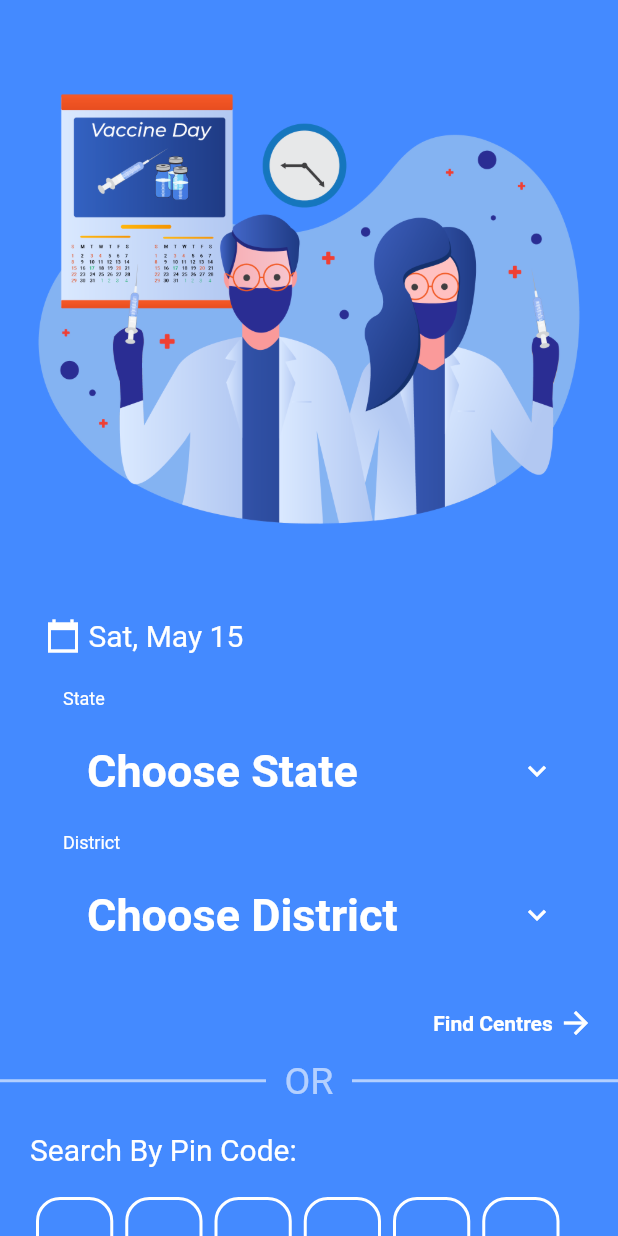
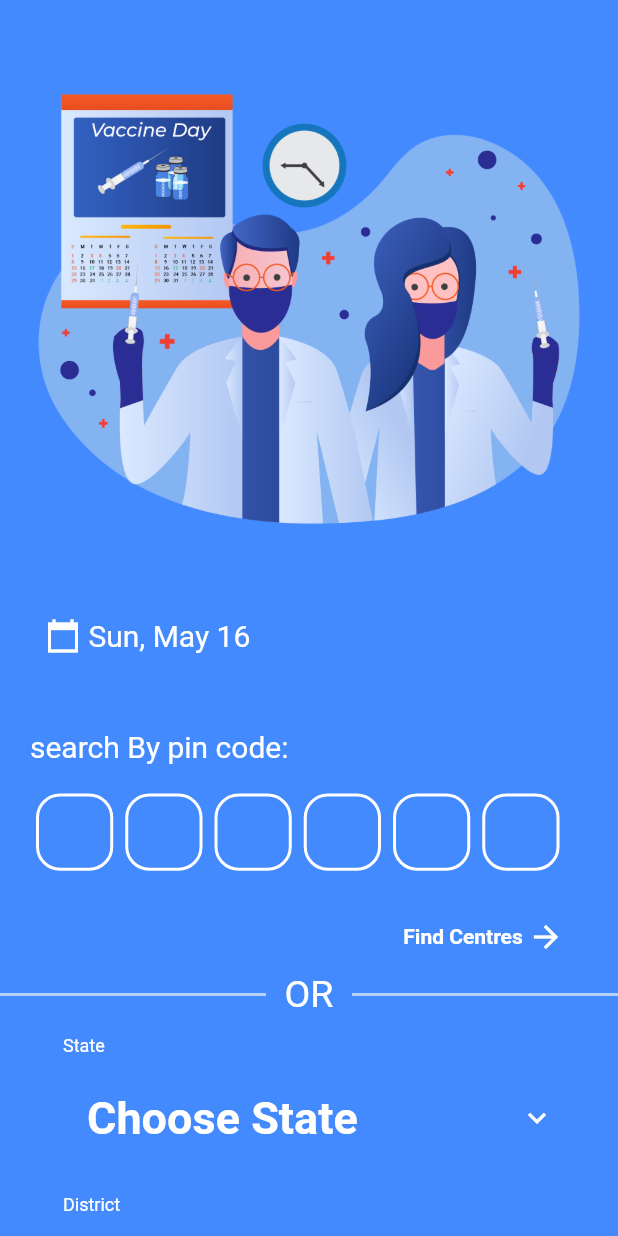
Before and after one commit to prayantgupta15/cowin, a Flutter app: the screen it shows after launch, on a phone screen of 412 x 824 dp. Run offline on Flutter 3.47's test engine with Material 2 defaults, Android fonts, the phone set to English and light mode, and no system bars; drawn by our look-alikes of dropdown_search, pin_code_text_field; network calls fail.

Commit message:
Fixed UI

```diff
--- a/lib/InputScreen.dart
+++ b/lib/InputScreen.dart
@@ -1,4 +1,3 @@
-import 'package:autocomplete_textfield/autocomplete_textfield.dart';
 import 'package:cowin/Models/DisctrictsModel.dart';
 import 'package:cowin/Models/IndStateModel.dart';
 import 'package:cowin/homePage.dart';
@@ -17,46 +16,19 @@ class InputScreen extends StatefulWidget {
 class _InputScreenState extends State<InputScreen> {
   TextEditingController stateController = new TextEditingController();
   TextEditingController districtController = new TextEditingController();
-  TextEditingController controller = TextEditingController(text: "");
-
-  GlobalKey<AutoCompleteTextFieldState<StatesModel>> key = new GlobalKey();
-  GlobalKey<AutoCompleteTextFieldState<DistrictBlockModel>> key2 =
-      new GlobalKey();
-
-  StatesModel selectedStatesModel =
-      StatesModel(stateName: 'Choose State', stateId: null);
-  // String selectedStateid;
-  // String selectedStateName;
-
-  // String selectedDate;
-  // String selectDay;
-  DateTime date = DateTime.now();
+  TextEditingController pinController = TextEditingController(text: "");
+  StatesModel selectedStatesModel = StatesModel(stateName: 'Choose State', stateId: null);
+  final _formKey1 = GlobalKey<FormState>();
+  bool pinError = false;
+  DateTime selectedDate = DateTime.now().add(Duration(days: 1));
 
   String getDate(DateTime dateTime) {
-    List<String> month = [
-      'Jan',
-      'Feb',
-      'Mar',
-      'Apr',
-      'May',
-      'Jun',
-      'Jul',
-      'Aug',
-      'Sep',
-      'Oct',
-      'Nov',
-      'Dec'
-    ];
+    List<String> month = ['Jan', 'Feb', 'Mar', 'Apr', 'May', 'Jun', 'Jul', 'Aug', 'Sep', 'Oct', 'Nov', 'Dec'];
     List<String> weekday = ['Mon', 'Tue', 'Wed', 'Thu', 'Fri', 'Sat', 'Sun'];
-    return weekday[dateTime.weekday - 1] +
-        ', ' +
-        month[dateTime.month - 1] +
-        ' ' +
-        dateTime.day.toString();
+    return weekday[dateTime.weekday - 1] + ', ' + month[dateTime.month - 1] + ' ' + dateTime.day.toString();
   }
 
-  DistrictBlockModel selectedDistModel =
-      DistrictBlockModel(districtName: 'Choose District', districtId: null);
+  DistrictBlockModel selectedDistModel = DistrictBlockModel(districtName: 'Choose District', districtId: null);
   // String selectedDistName;
   // String selectedDistId;
   void _loadStates() async {
@@ -75,14 +47,11 @@ class _InputScreenState extends State<InputScreen> {
   Widget build(BuildContext context) {
     return SafeArea(
       child: Scaffold(
-        extendBodyBehindAppBar: false,
-        // resizeToAvoidBottomPadding: true,
         backgroundColor: Colors.blueAccent,
         body: ListView(
           physics: AlwaysScrollableScrollPhysics(),
           children: [
             Image.asset('assets/image.png'),
-
             Padding(
               padding: const EdgeInsets.symmetric(horizontal: 30),
               child: GestureDetector(
@@ -91,7 +60,7 @@ class _InputScreenState extends State<InputScreen> {
                   children: [
                     Icon(Icons.calendar_today_sharp, color: Colors.white),
                     Text(
-                      ' ${date != null ? getDate(date) : 'Choose Date'}',
+                      ' ${selectedDate != null ? getDate(selectedDate) : 'Choose Date'}',
                       style: TextStyle(
                         color: Colors.white,
                         fontSize: 20,
@@ -116,16 +85,100 @@ class _InputScreenState extends State<InputScreen> {
                     //     day + '-' + month + '-' + date.year.toString();
                     // // selectDay = weekday[date.weekday - 1];
                     // print(selectedDate);
-                    date = datetime;
+                    selectedDate = datetime;
                   }
                 },
               ),
             ),
-
             SizedBox(
-              height: 30,
+              height: 50,
             ),
-
+            Padding(
+              padding: const EdgeInsets.symmetric(horizontal: 20),
+              child: Column(
+                crossAxisAlignment: CrossAxisAlignment.start,
+                children: [
+                  Text("search By pin code:",
+                      style: TextStyle(
+                        fontSize: 20,
+                        color: Colors.white,
+                      )),
+                  SizedBox(height: 20),
+                  PinCodeTextField(
+                    hasUnderline: true,
+                    controller: pinController,
+                    highlight: true,
+                    defaultBorderColor: Colors.white,
+                    pinTextStyle: TextStyle(color: Colors.white),
+                    hasTextBorderColor: Colors.grey.shade100.withOpacity(0.5),
+                    highlightColor: Colors.white,
+                    maxLength: 6,
+                    pinBoxHeight: MediaQuery.of(context).size.width / 8,
+                    pinBoxWidth: MediaQuery.of(context).size.width / 8,
+                    pinBoxRadius: 16,
+                    onDone: (otp) {
+                      if (pinError) {
+                        if (pinController.text.length == 6) {
+                          pinError = false;
+                          setState(() {});
+                        }
+                      }
+                    },
+                  ),
+                  pinError ? Text('Enter Pincode', style: TextStyle(color: Colors.red)) : Container(),
+                  SizedBox(height: 20),
+                  Align(
+                    alignment: Alignment.bottomRight,
+                    child: FlatButton(
+                      child: Row(
+                        mainAxisSize: MainAxisSize.min,
+                        children: [
+                          Text(
+                            "Find Centres ",
+                            style: TextStyle(
+                              color: Colors.white,
+                              fontWeight: FontWeight.bold,
+                            ),
+                          ),
+                          Icon(
+                            Icons.arrow_forward,
+                            color: Colors.white,
+                          )
+                        ],
+                      ),
+                      onPressed: () {
+                        if (pinController.text.length != 6) {
+                          pinError = true;
+                          setState(() {});
+                        } else
+                          Navigator.push(
+                              context,
+                              CupertinoPageRoute(
+                                  builder: (context) => MyHomePage(
+                                        stateName: selectedStatesModel.stateName,
+                                        districtName: selectedDistModel.districtName,
+                                        stateId: selectedStatesModel.stateId.toString(),
+                                        districtId: selectedDistModel.districtId.toString(),
+                                        date: selectedDate,
+                                        pin: pinController.text,
+                                        isPin: true,
+                                      )));
+                      },
+                    ),
+                  ),
+                ],
+              ),
+            ),
+            Row(mainAxisSize: MainAxisSize.max, children: [
+              Expanded(child: Divider(color: Colors.white.withOpacity(0.6), thickness: 2)),
+              Text("  OR  ", style: TextStyle(color: Colors.white, fontSize: 25)),
+              Expanded(child: Divider(color: Colors.white.withOpacity(0.6), thickness: 2)),
+            ]),
+            SizedBox(height: 20),
+            Form(
+              key: _formKey1,
+              child: Column(
+                children: [
                   Padding(
                     padding: const EdgeInsets.symmetric(horizontal: 30),
                     child: DropdownSearch<StatesModel>(
@@ -151,25 +204,24 @@ class _InputScreenState extends State<InputScreen> {
                       showAsSuffixIcons: false,
                       dropDownButton: Icon(Icons.expand_more, color: Colors.white),
                       filterFn: (item, query) {
-                  return item.stateName
-                      .toLowerCase()
-                      .startsWith(query.toLowerCase());
+                        return item.stateName.toLowerCase().startsWith(query.toLowerCase());
                       },
-                popupBackgroundColor: Colors.grey.shade100.withOpacity(0.6),
-                autoValidateMode: AutovalidateMode.onUserInteraction,
-                validator: (u) => u == null ? "State is required " : null,
+                      popupBackgroundColor: Colors.white,
+                      // Colors.grey.shade100.withOpacity(0.6),
+                      // autoValidateMode: AutovalidateMode.onUserInteraction,
+                      validator: (StatesModel sm) {
+                        if (sm.stateId == null) return 'Choose State';
+                        return null;
+                      },
                       onChanged: (item) async {
-                  selectedStatesModel = StatesModel(
-                      stateId: item.stateId, stateName: item.stateName);
+                        selectedStatesModel = StatesModel(stateId: item.stateId, stateName: item.stateName);
                         setState(() {
                           DistrictViewModel.districts.clear();
-                    selectedDistModel = DistrictBlockModel(
-                        districtName: 'Choose District', districtId: null);
+                          selectedDistModel = DistrictBlockModel(districtName: 'Choose District', districtId: null);
 
                           stateController.text = item.stateName;
                         });
-                  await DistrictViewModel.getDistricts(
-                      id: selectedStatesModel.stateId.toString());
+                        await DistrictViewModel.getDistricts(id: selectedStatesModel.stateId.toString());
                         setState(() {});
                       },
 
@@ -200,11 +252,8 @@ class _InputScreenState extends State<InputScreen> {
                       },
                     ),
                   ),
-            // DistrictViewModel.districts.length == 0
-            //     ? Container()
-            //     :
                   Padding(
-              padding: const EdgeInsets.symmetric(horizontal: 30),
+                    padding: const EdgeInsets.only(left: 30, right: 30, top: 10),
                     child: DropdownSearch<DistrictBlockModel>(
                       selectedItem: selectedDistModel,
                       items: DistrictViewModel.districts,
@@ -228,21 +277,21 @@ class _InputScreenState extends State<InputScreen> {
                       dropDownButton: Icon(Icons.expand_more, color: Colors.white),
 
                       filterFn: (item, query) {
-                  return item.districtName
-                      .toLowerCase()
-                      .startsWith(query.toLowerCase());
+                        return item.districtName.toLowerCase().startsWith(query.toLowerCase());
                       },
                       // showSelectedItem: true
-                popupBackgroundColor: Colors.grey.shade200.withOpacity(0.6),
+                      popupBackgroundColor: Colors.white,
+                      // Colors.grey.shade200.withOpacity(0.6),
 
-                autoValidateMode: AutovalidateMode.onUserInteraction,
-                validator: (u) => u == null ? "District is required " : null,
-//              onFind: (String filter) => getData(filter),
+                      // autoValidateMode: AutovalidateMode.onUserInteraction,
+                      validator: (DistrictBlockModel dm) {
+                        if (dm.districtId == null) return 'Choose District';
+                        return null;
+                      },
                       onChanged: (dm) {
                         setState(() {
-                    selectedDistModel = DistrictBlockModel(
-                        districtId: dm.districtId,
-                        districtName: dm.districtName);
+                          selectedDistModel =
+                              DistrictBlockModel(districtId: dm.districtId, districtName: dm.districtName);
                         });
                       },
 
@@ -275,14 +324,11 @@ class _InputScreenState extends State<InputScreen> {
 //                        districtBlockModel ?? DistrictViewModel.districts[0],
                     ),
                   ),
-            // SizedBox(height: 30),
-            // selectedDistModel.districtId == null
-            //     ? Container()
-            //     :
-
-            FlatButton(
+                  Align(
+                    alignment: Alignment.bottomRight,
+                    child: FlatButton(
                       child: Row(
-                mainAxisAlignment: MainAxisAlignment.end,
+                        mainAxisSize: MainAxisSize.min,
                         children: [
                           Text(
                             "Find Centres ",
@@ -297,104 +343,22 @@ class _InputScreenState extends State<InputScreen> {
                           )
                         ],
                       ),
-              onPressed: date == null
-                  ? null
-                  : () {
+                      onPressed: () {
+                        if (_formKey1.currentState.validate())
                           Navigator.push(
                               context,
                               CupertinoPageRoute(
                                   builder: (context) => MyHomePage(
                                         stateName: selectedStatesModel.stateName,
-                                    districtName:
-                                        selectedDistModel.districtName,
-                                    stateId:
-                                        selectedStatesModel.stateId.toString(),
-                                    districtId:
-                                        selectedDistModel.districtId.toString(),
-                                    date: date,
-                                    pin: controller.text,
+                                        districtName: selectedDistModel.districtName,
+                                        stateId: selectedStatesModel.stateId.toString(),
+                                        districtId: selectedDistModel.districtId.toString(),
+                                        date: selectedDate,
+                                        pin: pinController.text,
                                         isPin: false,
                                       )));
                       },
                     ),
-
-            Row(mainAxisSize: MainAxisSize.max, children: [
-              Expanded(
-                  child: Divider(
-                      color: Colors.white.withOpacity(0.6), thickness: 2)),
-              Text("  OR  ",
-                  style: TextStyle(
-                      color: Colors.white.withOpacity(0.6), fontSize: 25)),
-              Expanded(
-                  child: Divider(
-                      color: Colors.white.withOpacity(0.6), thickness: 2)),
-            ]),
-            SizedBox(height: 20),
-            Padding(
-              padding: const EdgeInsets.symmetric(horizontal: 20),
-              child: Column(
-                crossAxisAlignment: CrossAxisAlignment.start,
-                children: [
-                  Text("Search By Pin Code:",
-                      style: TextStyle(
-                        fontSize: 20,
-                        color: Colors.white,
-                      )),
-                  SizedBox(height: 20),
-                  PinCodeTextField(
-                    controller: controller,
-                    highlight: true,
-                    defaultBorderColor: Colors.white,
-                    pinTextStyle: TextStyle(color: Colors.white),
-                    hasTextBorderColor: Colors.grey.shade100.withOpacity(0.5),
-                    highlightColor: Colors.white,
-                    maxLength: 6,
-                    pinBoxHeight: MediaQuery.of(context).size.width / 8,
-                    pinBoxWidth: MediaQuery.of(context).size.width / 8,
-                    pinBoxRadius: 16,
-                    onDone: (otp) {
-                      // if (otp != null && otp.length == 6)
-                    },
-                  ),
-                  SizedBox(height: 20),
-                  FlatButton(
-                    child: Row(
-                      mainAxisAlignment: MainAxisAlignment.end,
-                      children: [
-                        Text(
-                          "Find Centres ",
-                          style: TextStyle(
-                            color: Colors.white,
-                            fontWeight: FontWeight.bold,
-                          ),
-                        ),
-                        Icon(
-                          Icons.arrow_forward,
-                          color: Colors.white,
-                        )
-                      ],
-                    ),
-                    onPressed: date == null || controller.text.isEmpty
-                        ? null
-                        : () {
-                            Navigator.push(
-                                context,
-                                CupertinoPageRoute(
-                                    builder: (context) => MyHomePage(
-                                          stateName:
-                                              selectedStatesModel.stateName,
-                                          districtName:
-                                              selectedDistModel.districtName,
-                                          stateId: selectedStatesModel.stateId
-                                              .toString(),
-                                          districtId: selectedDistModel
-                                              .districtId
-                                              .toString(),
-                                          date: date,
-                                          pin: controller.text,
-                                          isPin: true,
-                                        )));
-                          },
                   ),
                 ],
               ),
--- a/lib/methods/CenterViewModel.dart
+++ b/lib/methods/CenterViewModel.dart
@@ -30,8 +30,8 @@ class CenterViewModel {
   }
 
   static Future<CentresModel> getCentresByPin({@required String pin, @required String date}) async {
-    String url = 'https://cdn-api.co-vin.in/api/v2/appointment/sessions/public/calendarByPin?pincode=${pin}&date=${date}';
-    print(url);
+    String url =
+        'https://cdn-api.co-vin.in/api/v2/appointment/sessions/public/calendarByPin?pincode=${pin}&date=${date}';
     http.Response res = await http.get(url);
     switch (res.statusCode) {
       case 200:
```
Also changed, not shown: lib/homePage.dart (+74 -75 lines). Lines whose indentation alone changed are shown as unchanged.
